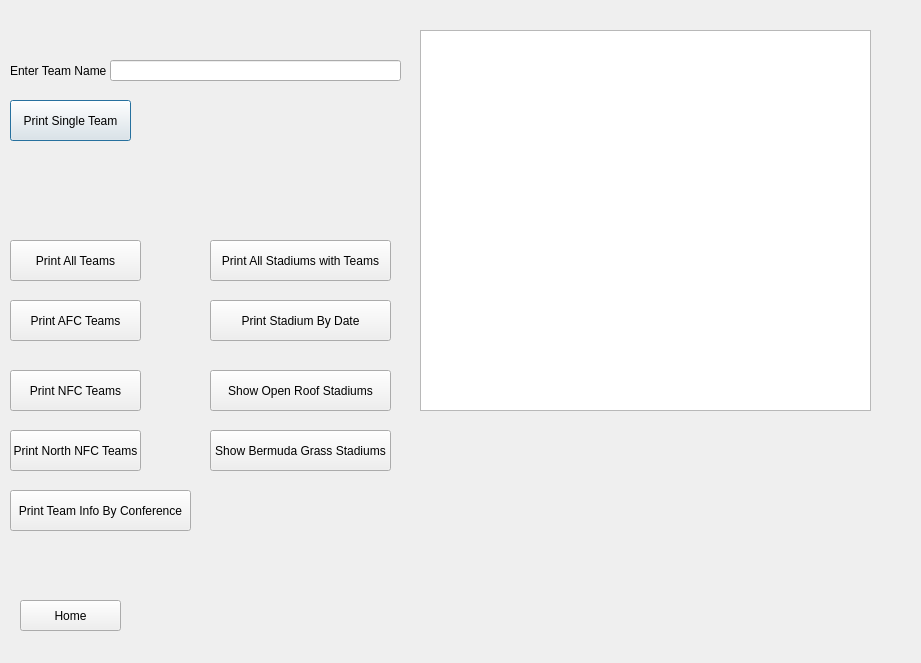
This is DisplayInfo.ui in TheBeesKnees111/Gamer-Girls as Qt 5 draws it before an edit. The edited form follows.
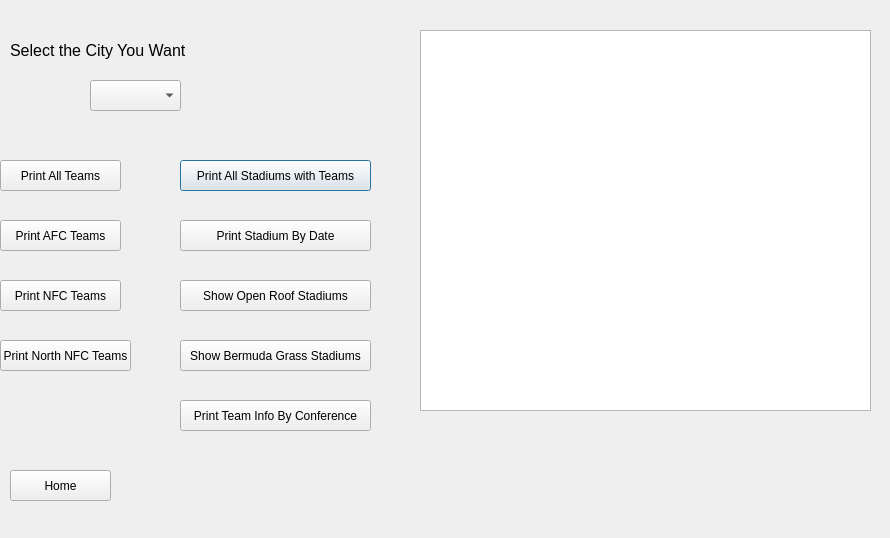
This is the edited form.

Patch:
```diff
--- a/DisplayInfo.ui
+++ b/DisplayInfo.ui
@@ -6,33 +6,20 @@
    <rect>
     <x>0</x>
     <y>0</y>
-    <width>921</width>
-    <height>663</height>
+    <width>890</width>
+    <height>538</height>
    </rect>
   </property>
   <property name="windowTitle">
    <string>Dialog</string>
   </property>
-  <widget class="QPushButton" name="PrintSingleTeamPushButton">
-   <property name="geometry">
-    <rect>
-     <x>10</x>
-     <y>100</y>
-     <width>121</width>
-     <height>41</height>
-    </rect>
-   </property>
-   <property name="text">
-    <string>Print Single Team</string>
-   </property>
-  </widget>
   <widget class="QPushButton" name="PrintStadiumPushButton">
    <property name="geometry">
     <rect>
-     <x>210</x>
-     <y>240</y>
-     <width>181</width>
-     <height>41</height>
+     <x>180</x>
+     <y>160</y>
+     <width>191</width>
+     <height>31</height>
     </rect>
    </property>
    <property name="text">
@@ -42,10 +29,10 @@
   <widget class="QPushButton" name="PrintNFCTeamsPushButton">
    <property name="geometry">
     <rect>
-     <x>10</x>
-     <y>370</y>
-     <width>131</width>
-     <height>41</height>
+     <x>0</x>
+     <y>280</y>
+     <width>121</width>
+     <height>31</height>
     </rect>
    </property>
    <property name="text">
@@ -55,10 +42,10 @@
   <widget class="QPushButton" name="PrintStadiumByDatePushButton">
    <property name="geometry">
     <rect>
-     <x>210</x>
-     <y>300</y>
-     <width>181</width>
-     <height>41</height>
+     <x>180</x>
+     <y>220</y>
+     <width>191</width>
+     <height>31</height>
     </rect>
    </property>
    <property name="text">
@@ -68,10 +55,10 @@
   <widget class="QPushButton" name="PrintAllTeamsPushButton">
    <property name="geometry">
     <rect>
-     <x>10</x>
-     <y>240</y>
-     <width>131</width>
-     <height>41</height>
+     <x>0</x>
+     <y>160</y>
+     <width>121</width>
+     <height>31</height>
     </rect>
    </property>
    <property name="text">
@@ -81,10 +68,10 @@
   <widget class="QPushButton" name="PrintAFCTeamsPushButton">
    <property name="geometry">
     <rect>
-     <x>10</x>
-     <y>300</y>
-     <width>131</width>
-     <height>41</height>
+     <x>0</x>
+     <y>220</y>
+     <width>121</width>
+     <height>31</height>
     </rect>
    </property>
    <property name="text">
@@ -94,10 +81,10 @@
   <widget class="QPushButton" name="PrintNorthNFCTeamsPushButton">
    <property name="geometry">
     <rect>
-     <x>10</x>
-     <y>430</y>
+     <x>0</x>
+     <y>340</y>
      <width>131</width>
-     <height>41</height>
+     <height>31</height>
     </rect>
    </property>
    <property name="text">
@@ -114,36 +101,31 @@
     </rect>
    </property>
   </widget>
-  <widget class="QLineEdit" name="lineEdit">
-   <property name="geometry">
-    <rect>
-     <x>110</x>
-     <y>60</y>
-     <width>291</width>
-     <height>21</height>
-    </rect>
-   </property>
-  </widget>
   <widget class="QLabel" name="label">
    <property name="geometry">
     <rect>
      <x>10</x>
-     <y>50</y>
-     <width>101</width>
+     <y>30</y>
+     <width>241</width>
      <height>41</height>
     </rect>
    </property>
+   <property name="font">
+    <font>
+     <pointsize>12</pointsize>
+    </font>
+   </property>
    <property name="text">
-    <string>Enter Team Name</string>
+    <string>Select the City You Want</string>
    </property>
   </widget>
   <widget class="QPushButton" name="ShowBermudaGrassStadiumsPushButton">
    <property name="geometry">
     <rect>
-     <x>210</x>
-     <y>430</y>
-     <width>181</width>
-     <height>41</height>
+     <x>180</x>
+     <y>340</y>
+     <width>191</width>
+     <height>31</height>
     </rect>
    </property>
    <property name="text">
@@ -153,10 +135,10 @@
   <widget class="QPushButton" name="ShowOpenRoofStadiumsPushButton">
    <property name="geometry">
     <rect>
-     <x>210</x>
-     <y>370</y>
-     <width>181</width>
-     <height>41</height>
+     <x>180</x>
+     <y>280</y>
+     <width>191</width>
+     <height>31</height>
     </rect>
    </property>
    <property name="text">
@@ -166,10 +148,10 @@
   <widget class="QPushButton" name="PrintTeamInforByConferencePushButton">
    <property name="geometry">
     <rect>
-     <x>10</x>
-     <y>490</y>
-     <width>181</width>
-     <height>41</height>
+     <x>180</x>
+     <y>400</y>
+     <width>191</width>
+     <height>31</height>
     </rect>
    </property>
    <property name="text">
@@ -179,8 +161,8 @@
   <widget class="QPushButton" name="HomePushButton">
    <property name="geometry">
     <rect>
-     <x>20</x>
-     <y>600</y>
+     <x>10</x>
+     <y>470</y>
      <width>101</width>
      <height>31</height>
     </rect>
@@ -189,6 +171,16 @@
     <string>Home</string>
    </property>
   </widget>
+  <widget class="QComboBox" name="comboBox">
+   <property name="geometry">
+    <rect>
+     <x>90</x>
+     <y>80</y>
+     <width>91</width>
+     <height>31</height>
+    </rect>
+   </property>
+  </widget>
  </widget>
  <resources/>
  <connections/>
```
